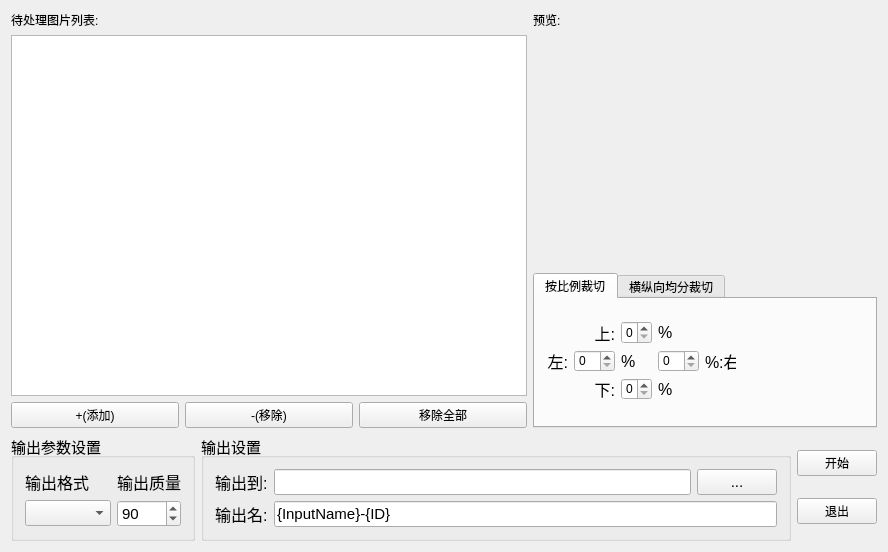
Above: src/picCut.ui from cnsuhao/PictureCutting before the change. Below: the same form after it.
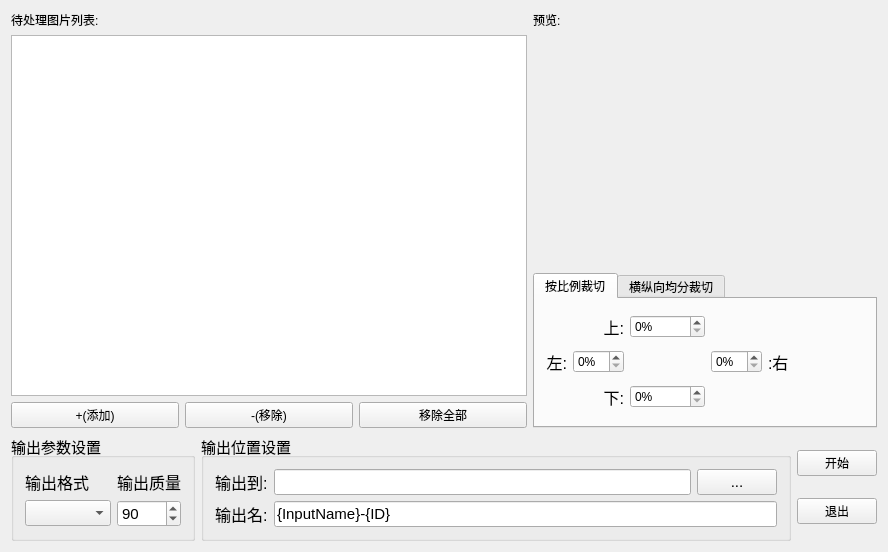
That is the form after the change.

Commit message: 布局修改，易用性和性能提升

```diff
--- a/src/picCut.ui
+++ b/src/picCut.ui
@@ -99,16 +99,53 @@
           <attribute name="title">
            <string>按比例裁切</string>
           </attribute>
-          <widget class="QWidget" name="layoutWidget">
-           <property name="geometry">
-            <rect>
-             <x>1</x>
-             <y>11</y>
-             <width>211</width>
-             <height>101</height>
-            </rect>
-           </property>
            <layout class="QGridLayout" name="gridLayout">
+           <item row="1" column="3">
+            <spacer name="horizontalSpacer">
+             <property name="orientation">
+              <enum>Qt::Horizontal</enum>
+             </property>
+             <property name="sizeHint" stdset="0">
+              <size>
+               <width>40</width>
+               <height>20</height>
+              </size>
+             </property>
+            </spacer>
+           </item>
+           <item row="2" column="4" colspan="2">
+            <spacer name="horizontalSpacer_5">
+             <property name="orientation">
+              <enum>Qt::Horizontal</enum>
+             </property>
+             <property name="sizeHint" stdset="0">
+              <size>
+               <width>73</width>
+               <height>20</height>
+              </size>
+             </property>
+            </spacer>
+           </item>
+           <item row="2" column="3">
+            <widget class="QSpinBox" name="spinBox_low">
+             <property name="suffix">
+              <string>%</string>
+             </property>
+             <property name="maximum">
+              <number>99</number>
+             </property>
+            </widget>
+           </item>
+           <item row="0" column="3">
+            <widget class="QSpinBox" name="spinBox_up">
+             <property name="suffix">
+              <string>%</string>
+             </property>
+             <property name="maximum">
+              <number>99</number>
+             </property>
+            </widget>
+           </item>
             <item row="0" column="0" colspan="2">
              <spacer name="horizontalSpacer_2">
               <property name="orientation">
@@ -116,7 +153,7 @@
               </property>
               <property name="sizeHint" stdset="0">
                <size>
-                <width>40</width>
+               <width>43</width>
                 <height>20</height>
                </size>
               </property>
@@ -137,113 +174,54 @@
               </property>
              </widget>
             </item>
-            <item row="0" column="3">
-             <widget class="QSpinBox" name="spinBox_up">
-              <property name="maximum">
-               <number>99</number>
-              </property>
-             </widget>
-            </item>
-            <item row="0" column="4">
-             <widget class="QLabel" name="label_11">
-              <property name="font">
-               <font>
-                <pointsize>12</pointsize>
-               </font>
-              </property>
-              <property name="text">
-               <string>%</string>
-              </property>
-              <property name="alignment">
-               <set>Qt::AlignLeading|Qt::AlignLeft|Qt::AlignVCenter</set>
-              </property>
-             </widget>
-            </item>
-            <item row="0" column="5" colspan="2">
+           <item row="0" column="4" colspan="2">
              <spacer name="horizontalSpacer_3">
               <property name="orientation">
                <enum>Qt::Horizontal</enum>
               </property>
               <property name="sizeHint" stdset="0">
                <size>
-                <width>40</width>
+               <width>73</width>
                 <height>20</height>
                </size>
               </property>
              </spacer>
             </item>
-            <item row="1" column="0">
-             <widget class="QLabel" name="label_left">
-              <property name="font">
-               <font>
-                <pointsize>12</pointsize>
-               </font>
-              </property>
-              <property name="text">
-               <string>左:</string>
-              </property>
-              <property name="alignment">
-               <set>Qt::AlignRight|Qt::AlignTrailing|Qt::AlignVCenter</set>
-              </property>
-             </widget>
-            </item>
             <item row="1" column="1" colspan="2">
              <widget class="QSpinBox" name="spinBox_left">
+             <property name="suffix">
+              <string>%</string>
+             </property>
               <property name="maximum">
                <number>99</number>
               </property>
              </widget>
             </item>
-            <item row="1" column="3">
-             <widget class="QLabel" name="label_12">
-              <property name="font">
-               <font>
-                <pointsize>12</pointsize>
-               </font>
-              </property>
-              <property name="text">
-               <string>%</string>
-              </property>
-              <property name="alignment">
-               <set>Qt::AlignLeading|Qt::AlignLeft|Qt::AlignVCenter</set>
-              </property>
-             </widget>
-            </item>
-            <item row="1" column="4" colspan="2">
+           <item row="1" column="4">
              <widget class="QSpinBox" name="spinBox_right">
+             <property name="suffix">
+              <string>%</string>
+             </property>
               <property name="maximum">
                <number>99</number>
               </property>
              </widget>
             </item>
-            <item row="1" column="6">
-             <widget class="QLabel" name="label_right">
+           <item row="1" column="0">
+            <widget class="QLabel" name="label_left">
               <property name="font">
                <font>
                 <pointsize>12</pointsize>
                </font>
               </property>
               <property name="text">
-               <string>%:右</string>
+              <string>左:</string>
               </property>
               <property name="alignment">
-               <set>Qt::AlignLeading|Qt::AlignLeft|Qt::AlignVCenter</set>
+              <set>Qt::AlignRight|Qt::AlignTrailing|Qt::AlignVCenter</set>
               </property>
              </widget>
             </item>
-            <item row="2" column="0" colspan="2">
-             <spacer name="horizontalSpacer_4">
-              <property name="orientation">
-               <enum>Qt::Horizontal</enum>
-              </property>
-              <property name="sizeHint" stdset="0">
-               <size>
-                <width>40</width>
-                <height>20</height>
-               </size>
-              </property>
-             </spacer>
-            </item>
             <item row="2" column="2">
              <widget class="QLabel" name="label_bottom">
               <property name="font">
@@ -259,30 +237,36 @@
               </property>
              </widget>
             </item>
-            <item row="2" column="3">
-             <widget class="QSpinBox" name="spinBox_low">
-              <property name="maximum">
-               <number>99</number>
-              </property>
-             </widget>
-            </item>
-            <item row="2" column="4">
-             <widget class="QLabel" name="label_13">
+           <item row="2" column="0" colspan="2">
+            <spacer name="horizontalSpacer_4">
+             <property name="orientation">
+              <enum>Qt::Horizontal</enum>
+             </property>
+             <property name="sizeHint" stdset="0">
+              <size>
+               <width>43</width>
+               <height>20</height>
+              </size>
+             </property>
+            </spacer>
+           </item>
+           <item row="1" column="5">
+            <widget class="QLabel" name="label_right">
               <property name="font">
                <font>
                 <pointsize>12</pointsize>
                </font>
               </property>
               <property name="text">
-               <string>%</string>
+              <string>:右</string>
               </property>
               <property name="alignment">
                <set>Qt::AlignLeading|Qt::AlignLeft|Qt::AlignVCenter</set>
               </property>
              </widget>
             </item>
-            <item row="2" column="5" colspan="2">
-             <spacer name="horizontalSpacer_5">
+           <item row="0" column="6">
+            <spacer name="horizontalSpacer_6">
               <property name="orientation">
                <enum>Qt::Horizontal</enum>
               </property>
@@ -295,21 +279,11 @@
              </spacer>
             </item>
            </layout>
-          </widget>
          </widget>
          <widget class="QWidget" name="jf">
           <attribute name="title">
            <string>横纵向均分裁切</string>
           </attribute>
-          <widget class="QWidget" name="layoutWidget">
-           <property name="geometry">
-            <rect>
-             <x>10</x>
-             <y>10</y>
-             <width>191</width>
-             <height>91</height>
-            </rect>
-           </property>
            <layout class="QGridLayout" name="gridLayout_2">
             <item row="0" column="0">
              <widget class="QLabel" name="label_horizontal_cut">
@@ -355,8 +329,20 @@
               </property>
              </widget>
             </item>
-           </layout>
-          </widget>
+           <item row="0" column="2">
+            <spacer name="horizontalSpacer_7">
+             <property name="orientation">
+              <enum>Qt::Horizontal</enum>
+             </property>
+             <property name="sizeHint" stdset="0">
+              <size>
+               <width>40</width>
+               <height>20</height>
+              </size>
+             </property>
+            </spacer>
+           </item>
+          </layout>
          </widget>
         </widget>
        </item>
@@ -441,7 +427,7 @@
         </font>
        </property>
        <property name="title">
-        <string>输出设置</string>
+        <string>输出位置设置</string>
        </property>
        <layout class="QGridLayout" name="gridLayout_3">
         <item row="0" column="0">
```
Lines whose indentation alone changed are shown as unchanged. The commit also changes 2 other files.
